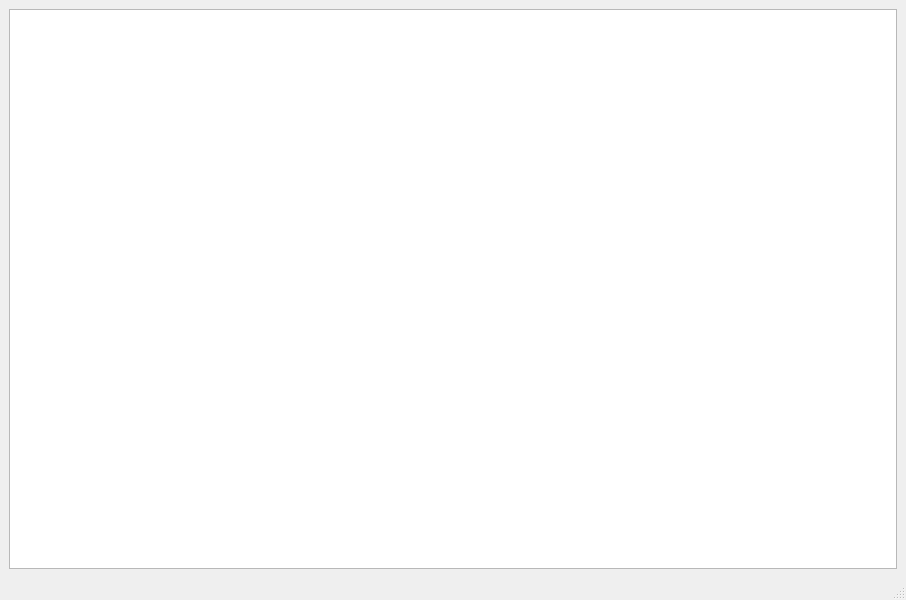
Before: the Qt Designer form lab01/client/src/mainwindow.ui in Silvarious9862/bd2, drawn with Qt 5.
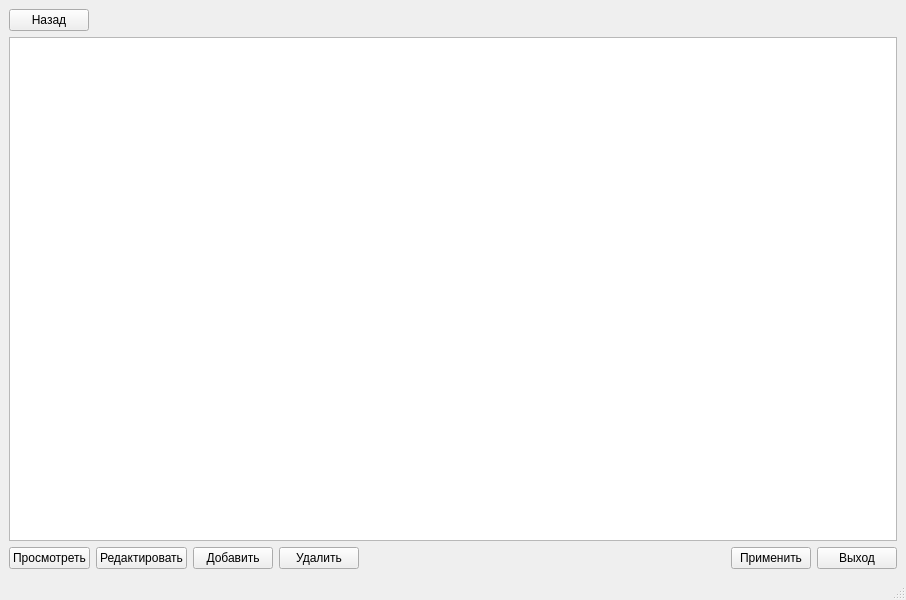
After: the same form once the commit is applied. Icons and pictures are not drawn.

Commit message: in the middle of edit mode

What changed in the file:
```diff
--- a/lab01/client/src/mainwindow.ui
+++ b/lab01/client/src/mainwindow.ui
@@ -22,11 +22,83 @@
   <widget class="QWidget" name="centralwidget">
    <layout class="QVBoxLayout" name="verticalLayout">
     <item>
-     <layout class="QHBoxLayout" name="horizontalLayout"/>
+     <widget class="QPushButton" name="btnBack">
+      <property name="sizePolicy">
+       <sizepolicy hsizetype="Fixed" vsizetype="Fixed">
+        <horstretch>0</horstretch>
+        <verstretch>0</verstretch>
+       </sizepolicy>
+      </property>
+      <property name="text">
+       <string>Назад</string>
+      </property>
+      <property name="icon">
+       <iconset theme="QIcon::ThemeIcon::SystemLogOut"/>
+      </property>
+     </widget>
     </item>
     <item>
      <widget class="QTableWidget" name="listTable"/>
     </item>
+    <item>
+     <layout class="QHBoxLayout" name="horizontalLayout">
+      <item>
+       <widget class="QPushButton" name="btnView">
+        <property name="text">
+         <string>Просмотреть</string>
+        </property>
+       </widget>
+      </item>
+      <item>
+       <widget class="QPushButton" name="btnEdit">
+        <property name="text">
+         <string>Редактировать</string>
+        </property>
+       </widget>
+      </item>
+      <item>
+       <widget class="QPushButton" name="btnAdd">
+        <property name="text">
+         <string>Добавить</string>
+        </property>
+       </widget>
+      </item>
+      <item>
+       <widget class="QPushButton" name="btnDelete">
+        <property name="text">
+         <string>Удалить</string>
+        </property>
+       </widget>
+      </item>
+      <item>
+       <spacer name="horizontalSpacer">
+        <property name="orientation">
+         <enum>Qt::Orientation::Horizontal</enum>
+        </property>
+        <property name="sizeHint" stdset="0">
+         <size>
+          <width>40</width>
+          <height>20</height>
+         </size>
+        </property>
+       </spacer>
+      </item>
+      <item>
+       <widget class="QPushButton" name="btnApply">
+        <property name="text">
+         <string>Применить</string>
+        </property>
+       </widget>
+      </item>
+      <item>
+       <widget class="QPushButton" name="btnExit">
+        <property name="text">
+         <string>Выход</string>
+        </property>
+       </widget>
+      </item>
+     </layout>
+    </item>
    </layout>
   </widget>
   <widget class="QMenuBar" name="menubar">
```
The commit also changes 23 other files.
